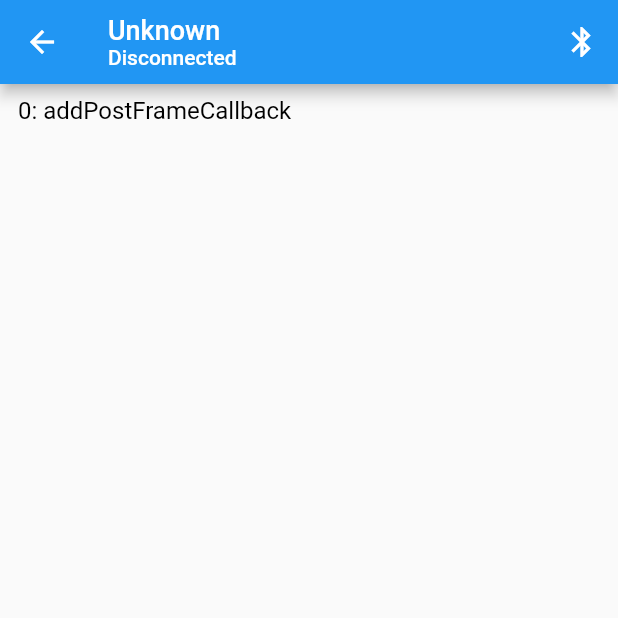
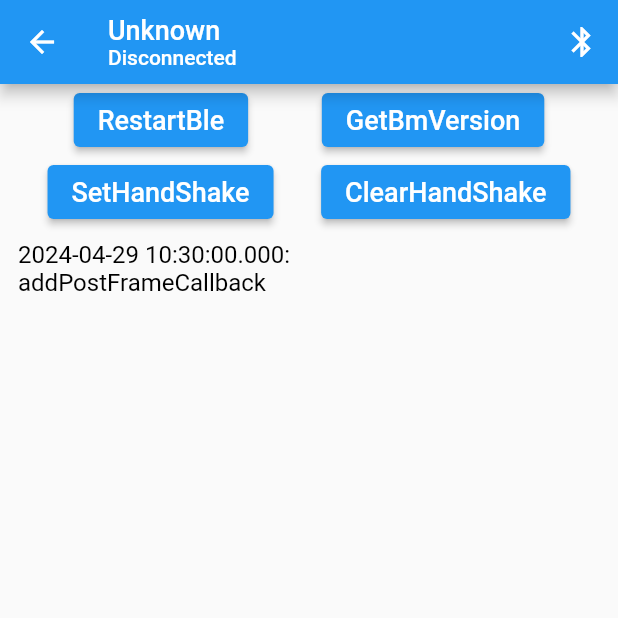
Before and after one commit to elinkthings/AiLinkSecretFlutter, a Flutter app: the ConnectDevicePage screen opened by its route, on a phone screen of 412 x 824 dp, the top half of it. Run offline on Flutter 3.47's test engine with Material 2 defaults, Android fonts, the phone set to English and light mode, and no system bars; our stand-ins replace flutter_blue_plus, plugin_platform_interface.

Commit message:
feat: 增加重启模块、清除握手、获取蓝牙版本指令处理

```diff
--- a/example/lib/pages/page_connect_device.dart
+++ b/example/lib/pages/page_connect_device.dart
@@ -2,11 +2,15 @@ import 'dart:async';
 import 'dart:typed_data';
 
 import 'package:ailink/ailink.dart';
+import 'package:ailink/impl/elink_common_data_parse_callback.dart';
 import 'package:ailink/utils/ble_common_util.dart';
 import 'package:ailink/utils/common_extensions.dart';
 import 'package:ailink/utils/elink_cmd_utils.dart';
+import 'package:ailink/utils/elink_common_cmd_utils.dart';
+import 'package:ailink/utils/elink_common_data_parse_utils.dart';
 import 'package:ailink_example/utils/extensions.dart';
 import 'package:ailink_example/widgets/widget_ble_state.dart';
+import 'package:ailink_example/widgets/widget_operate_btn.dart';
 import 'package:flutter/material.dart';
 import 'package:flutter_blue_plus/flutter_blue_plus.dart';
 
@@ -27,6 +31,9 @@ class _ConnectDevicePageState extends State<ConnectDevicePage> {
   StreamSubscription<BluetoothConnectionState>? _connectionStateSubscription;
   StreamSubscription<List<int>>? _onReceiveDataSubscription;
 
+  BluetoothCharacteristic? _dataA6Characteristic;
+  late ElinkCommonDataParseUtils _elinkCommonDataParseUtils;
+
   @override
   void initState() {
     super.initState();
@@ -46,11 +53,17 @@ class _ConnectDevicePageState extends State<ConnectDevicePage> {
             _addLog('DiscoverServices error');
           });
         } else {
+          _dataA6Characteristic = null;
           _addLog('Disconnected: code(${_bluetoothDevice?.disconnectReason?.code}), desc(${_bluetoothDevice?.disconnectReason?.description})');
         }
       });
       _bluetoothDevice?.connect();
     });
+
+    _elinkCommonDataParseUtils = ElinkCommonDataParseUtils();
+    _elinkCommonDataParseUtils.setElinkCommonDataParseCallback(ElinkCommonDataParseCallback((version) {
+        _addLog('onGetBmVersion: $version');
+    }));
   }
 
   @override
@@ -68,7 +81,8 @@ class _ConnectDevicePageState extends State<ConnectDevicePage> {
               initialData: BluetoothConnectionState.disconnected,
               stream: _bluetoothDevice?.connectionState,
               builder: (context, snapshot) {
-                final state = snapshot.data ?? BluetoothConnectionState.disconnected;
+                final state =
+                    snapshot.data ?? BluetoothConnectionState.disconnected;
                 return Text(
                   state.isConnected ? 'Connected' : 'Disconnected',
                   style: const TextStyle(fontSize: 14),
@@ -93,16 +107,62 @@ class _ConnectDevicePageState extends State<ConnectDevicePage> {
           ),
         ],
       ),
-      body: ListView.separated(
+      body: Column(
+        children: [
+          Row(
+            mainAxisAlignment: MainAxisAlignment.spaceEvenly,
+            children: [
+              OperateBtnWidget(
+                onPressed: () async {
+                  if (_dataA6Characteristic != null) {
+                    _restartBleModule(_dataA6Characteristic!);
+                  }
+                },
+                title: 'RestartBle',
+              ),
+              OperateBtnWidget(
+                onPressed: () async {
+                  if (_dataA6Characteristic != null) {
+                    _getBmVersion(_dataA6Characteristic!);
+                  }
+                },
+                title: 'GetBmVersion',
+              ),
+            ],
+          ),
+          Row(
+            mainAxisAlignment: MainAxisAlignment.spaceEvenly,
+            children: [
+              OperateBtnWidget(
+                onPressed: () async {
+                  if (_dataA6Characteristic != null) {
+                    _setHandShake(_dataA6Characteristic!);
+                  }
+                },
+                title: 'SetHandShake',
+              ),
+              OperateBtnWidget(
+                onPressed: () async {
+                  if (_dataA6Characteristic != null) {
+                    _clearHandShake(_dataA6Characteristic!);
+                  }
+                },
+                title: 'ClearHandShake',
+              ),
+            ],
+          ),
+          Expanded(
+            child: ListView.separated(
               controller: _controller,
               itemBuilder: (context, index) {
                 return Padding(
-            padding: const EdgeInsets.symmetric(horizontal: 12.0, vertical: 8.0),
+                  padding:
+                      const EdgeInsets.symmetric(horizontal: 12.0, vertical: 8.0),
                   child: Text(
-              '$index: ${logList[index]}',
+                    '${DateTime.now()}: \n${logList[index]}',
                     style: TextStyle(
                       color: index % 2 == 0 ? Colors.black : Colors.black87,
-                fontSize: 16
+                      fontSize: 16,
                     ),
                   ),
                 );
@@ -114,6 +174,9 @@ class _ConnectDevicePageState extends State<ConnectDevicePage> {
                 );
               },
               itemCount: logList.length,
+            ),
+          ),
+        ],
       ),
     );
   }
@@ -137,9 +200,11 @@ class _ConnectDevicePageState extends State<ConnectDevicePage> {
                 _addLog('handShakeStatus: $handShakeStatus');
               });
             }
+            _elinkCommonDataParseUtils.parseElinkCommonData(data);
+          });
 
-          });
-          await _setHandShake(characteristic);
+          _dataA6Characteristic = characteristic;
+          // await _restartBleModule(characteristic);
         }
       }
     }
@@ -151,6 +216,24 @@ class _ConnectDevicePageState extends State<ConnectDevicePage> {
     await characteristic.write(data.toList(), withoutResponse: true);
   }
 
+  Future<void> _clearHandShake(BluetoothCharacteristic characteristic) async {
+    final data = ElinkCommonCmdUtils.clearElinkHandShake();
+    _addLog('_clearHandShake: ${data.toHex()}');
+    await characteristic.write(data, withoutResponse: true);
+  }
+
+  Future<void> _restartBleModule(BluetoothCharacteristic characteristic) async {
+    final data = ElinkCommonCmdUtils.restartElinkBleModule();
+    _addLog('_restartBleModule: ${data.toHex()}');
+    await characteristic.write(data, withoutResponse: true);
+  }
+
+  Future<void> _getBmVersion(BluetoothCharacteristic characteristic) async {
+    final data = ElinkCommonCmdUtils.getElinkBmVersion();
+    _addLog('_getBmVersion: ${data.toHex()}');
+    await characteristic.write(data, withoutResponse: true);
+  }
+
   Future<void> _replyHandShake(BluetoothCharacteristic characteristic, List<int> data) async {
     Uint8List replyData = (await _ailinkPlugin.getHandShakeEncryptData(Uint8List.fromList(data))) ?? Uint8List(0);
     _addLog('_replyHandShake: ${replyData.toHex()}');
@@ -158,11 +241,10 @@ class _ConnectDevicePageState extends State<ConnectDevicePage> {
   }
 
   void _addLog(String log) {
-    if(mounted) {
+    if (mounted) {
       setState(() {
-        logList.add(log);
+        logList.insert(0, log);
       });
-      _scrollToBottom();
     }
   }
 
@@ -178,6 +260,7 @@ class _ConnectDevicePageState extends State<ConnectDevicePage> {
   void dispose() {
     _bluetoothDevice?.disconnect();
     _bluetoothDevice = null;
+    _dataA6Characteristic = null;
     _onReceiveDataSubscription?.cancel();
     _connectionStateSubscription?.cancel();
     _controller.dispose();
--- /dev/null
+++ b/example/lib/widgets/widget_operate_btn.dart
@@ -0,0 +1,23 @@
+import 'package:flutter/material.dart';
+
+class OperateBtnWidget extends StatelessWidget {
+  final VoidCallback onPressed;
+  final String title;
+
+  const OperateBtnWidget({
+    required this.onPressed,
+    required this.title,
+    super.key,
+  });
+
+  @override
+  Widget build(BuildContext context) {
+    return ElevatedButton(
+      onPressed: onPressed,
+      child: Text(
+        title,
+        style: const TextStyle(color: Colors.white, fontSize: 18),
+      ),
+    );
+  }
+}
--- /dev/null
+++ b/lib/impl/elink_common_data_parse_callback.dart
@@ -0,0 +1,8 @@
+import 'package:ailink/utils/elink_common_data_parse_utils.dart';
+
+class ElinkCommonDataParseCallback {
+
+  final OnGetBmVersion onGetBmVersion;
+
+  ElinkCommonDataParseCallback(this.onGetBmVersion);
+}
--- /dev/null
+++ b/lib/utils/elink_common_data_parse_utils.dart
@@ -0,0 +1,64 @@
+import 'package:ailink/impl/elink_common_data_parse_callback.dart';
+import 'package:ailink/utils/elink_cmd_utils.dart';
+
+typedef OnGetBmVersion = void Function(String version);
+
+class ElinkCommonDataParseUtils {
+  static ElinkCommonDataParseUtils? _instance;
+
+  OnGetBmVersion? _onGetBmVersion;
+
+  ElinkCommonDataParseUtils._() {
+    _instance = this;
+  }
+
+  factory ElinkCommonDataParseUtils() {
+    _instance ??= ElinkCommonDataParseUtils._();
+    return _instance!;
+  }
+
+  void setElinkCommonDataParseCallback(ElinkCommonDataParseCallback callback) {
+    _onGetBmVersion = callback.onGetBmVersion;
+  }
+
+  void parseElinkCommonData(List<int> data) {
+    if (ElinkCmdUtils.checkElinkCmdSum(data)) {
+      if (ElinkCmdUtils.isElinkA6Data(data)) {
+        final payload = ElinkCmdUtils.formatA6Data(data);
+        switch (payload[0]) {
+          case 0x0E:
+            _parseBmVersion(payload);
+            break;
+        }
+      }
+    }
+  }
+
+  void _parseBmVersion(List<int> payload) {
+    if (payload.length >= 10) {
+      String version = "";
+
+      // 产品型号
+      String nameStr = String.fromCharCodes([payload[1], payload[2]]);
+      version += nameStr;
+      version += (payload[3] & 0xff).toString().padLeft(2, '0');
+
+      // 硬件版本号
+      version += "H${payload[4] & 0xff}";
+
+      // 软件版本号
+      version += "S${((payload[5] & 0xff) / 10.0).toStringAsFixed(1)}";
+
+      // 定制版本号
+      version += ".${payload[6] & 0xff}";
+
+      // 日期
+      String year = "_${(payload[7] & 0xff) + 2000}";
+      String month = (payload[8] & 0xff).toString().padLeft(2, '0');
+      String day = (payload[9] & 0xff).toString().padLeft(2, '0');
+      version += "$year$month$day";
+
+      _onGetBmVersion?.call(version);
+    }
+  }
+}
```
Also changed, not shown: lib/utils/elink_common_cmd_utils.dart (added, +21 -0 lines). Lines whose indentation alone changed are shown as unchanged.
